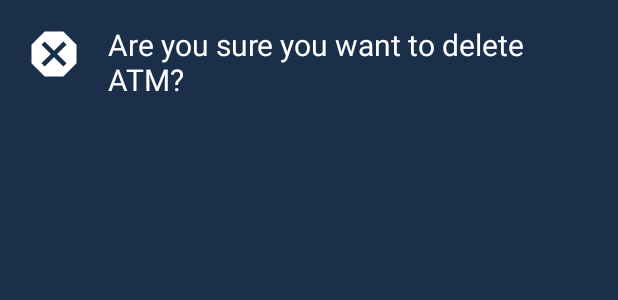
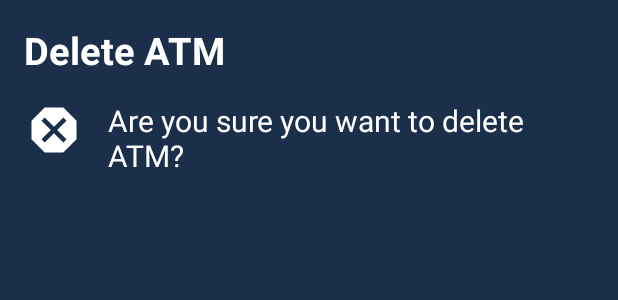
Before and after one commit to jtorrast/dm-banco-jototo, an Android app: the layout dialog_delete_atm.xml on its own in the app's theme, with its tools: preview values and no code run, on a phone screen of 412 x 824 dp. Shown: the top 300 px of the screen. Run offline under Robolectric (Android 15) with nearby library versions, the phone set to English and light mode, and no system bars.

Commit message:
Mejora dialogo confirmar eliminar atm

```diff
--- a/app/src/main/java/com/example/banco_jototo/activities/GlobalPositionDetailsActivity.kt
+++ b/app/src/main/java/com/example/banco_jototo/activities/GlobalPositionDetailsActivity.kt
@@ -3,10 +3,7 @@ package com.example.banco_jototo.activities
 import android.content.DialogInterface
 import androidx.appcompat.app.AppCompatActivity
 import android.os.Bundle
-import android.util.Log
 import android.widget.TextView
-import android.widget.Toast
-import androidx.fragment.app.Fragment
 import com.example.banco_jototo.R
 import com.example.banco_jototo.databinding.ActivityGlobalPositionDetailsBinding
 import com.example.banco_jototo.fragments.AccountsMovementsFragment
--- a/app/src/main/java/com/example/banco_jototo/fragments/ModificarEliminarCajerosFragment.kt
+++ b/app/src/main/java/com/example/banco_jototo/fragments/ModificarEliminarCajerosFragment.kt
@@ -8,6 +8,7 @@ import android.view.LayoutInflater
 import android.view.View
 import android.view.ViewGroup
 import android.widget.Toast
+import androidx.core.content.ContextCompat.getDrawable
 import com.example.banco_jototo.R
 import com.example.banco_jototo.database.CajeroApplication
 import com.example.banco_jototo.databinding.FragmentModificarEliminarCajerosBinding
@@ -71,7 +72,7 @@ class ModificarEliminarCajerosFragment : Fragment() {
                 val dialogView = layoutInflater.inflate(R.layout.dialog_delete_atm, null)
 
                 MaterialAlertDialogBuilder(requireContext())
-                    .setTitle(getString(R.string.text_title_atm_dialog))
+                    .setBackground(getDrawable(requireContext(),R.color.azul_oscuro_medio))
                     .setView(dialogView)
                     .setPositiveButton(getString(R.string.accept), DialogInterface.OnClickListener { dialog, which ->
                         // Código a ejecutar cuando se pulsa Aceptar
--- a/app/src/main/res/layout/dialog_delete_atm.xml
+++ b/app/src/main/res/layout/dialog_delete_atm.xml
@@ -6,12 +6,25 @@
     android:padding="16dp"
     android:background="@color/azul_oscuro_medio">
 
+    <TextView
+        android:id="@+id/textTitleDialog"
+        android:layout_width="match_parent"
+        android:layout_height="wrap_content"
+        android:text="@string/text_title_atm_dialog"
+        android:textColor="@color/white"
+        android:textSize="25sp"
+        android:textStyle="bold"
+        android:paddingBottom="16dp"
+        app:layout_constraintTop_toTopOf="parent"
+
+        />
+
     <ImageView
         android:id="@+id/imgAlertDialog"
         android:layout_width="@dimen/card_imag_size"
         android:layout_height="@dimen/card_imag_size"
         android:src="@drawable/ic_dangerous_24"
-        app:layout_constraintTop_toTopOf="parent"
+        app:layout_constraintTop_toBottomOf="@id/textTitleDialog"
         app:layout_constraintStart_toStartOf="parent"/>
 
 
@@ -25,7 +38,7 @@
         android:layout_marginStart="16dp"
         android:layout_marginEnd="16dp"
         app:layout_constraintStart_toEndOf="@id/imgAlertDialog"
-        app:layout_constraintTop_toTopOf="parent"
+        app:layout_constraintTop_toBottomOf="@id/textTitleDialog"
         app:layout_constraintEnd_toEndOf="parent"/>
 
 </androidx.constraintlayout.widget.ConstraintLayout>
```
Also changed, not shown: app/src/main/java/com/example/banco_jototo/activities/AtmFormActivity.kt (line endings or trailing spaces).
